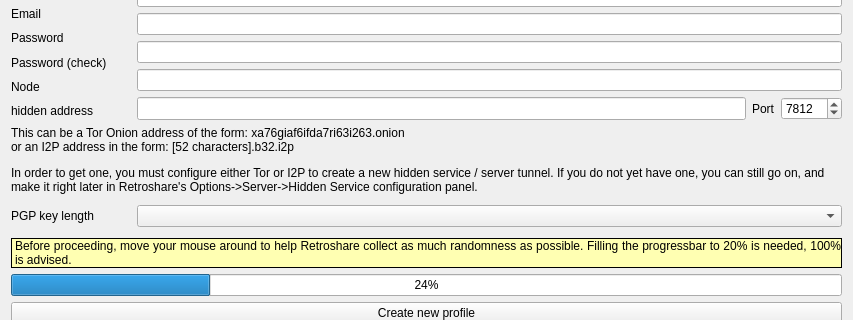
Qt form retroshare-gui/src/gui/GenCertDialog.ui (RetroShare/RetroShare) before a commit; both pictures show x 0 to 853 and y 254 to 574 of the 853 by 711 pixel window.
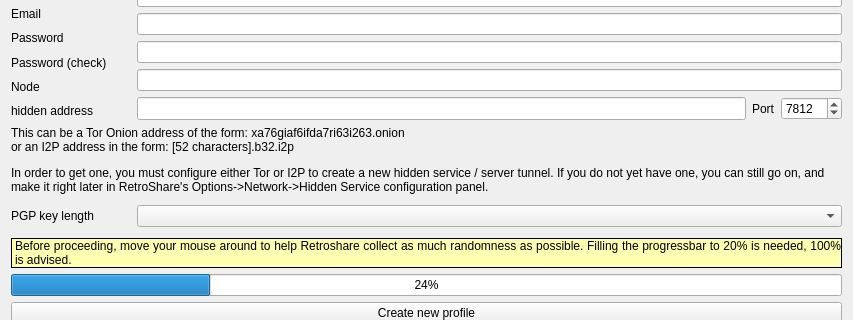
The same form after that commit. Icons and pictures are not drawn. Custom widgets are drawn as their Qt base class.

Commit message: correct path to Hidden Service configuration panel

The edit to the form file:
```diff
--- a/retroshare-gui/src/gui/GenCertDialog.ui
+++ b/retroshare-gui/src/gui/GenCertDialog.ui
@@ -593,7 +593,7 @@
    <item>
     <widget class="QLabel" name="label_hiddenaddr2">
      <property name="text">
-      <string>&lt;html&gt;&lt;head/&gt;&lt;body&gt;&lt;p&gt;This can be a Tor Onion address of the form: xa76giaf6ifda7ri63i263.onion &lt;br/&gt;or an I2P address in the form: [52 characters].b32.i2p &lt;/p&gt;&lt;p&gt;In order to get one, you must configure either Tor or I2P to create a new hidden service / server tunnel. If you do not yet have one, you can still go on, and make it right later in Retroshare's Options-&amp;gt;Server-&amp;gt;Hidden Service configuration panel.&lt;/p&gt;&lt;/body&gt;&lt;/html&gt;</string>
+      <string>&lt;html&gt;&lt;head/&gt;&lt;body&gt;&lt;p&gt;This can be a Tor Onion address of the form: xa76giaf6ifda7ri63i263.onion &lt;br/&gt;or an I2P address in the form: [52 characters].b32.i2p &lt;/p&gt;&lt;p&gt;In order to get one, you must configure either Tor or I2P to create a new hidden service / server tunnel. If you do not yet have one, you can still go on, and make it right later in RetroShare's Options-&amp;gt;Network-&amp;gt;Hidden Service configuration panel.&lt;/p&gt;&lt;/body&gt;&lt;/html&gt;</string>
      </property>
      <property name="wordWrap">
       <bool>true</bool>
```
